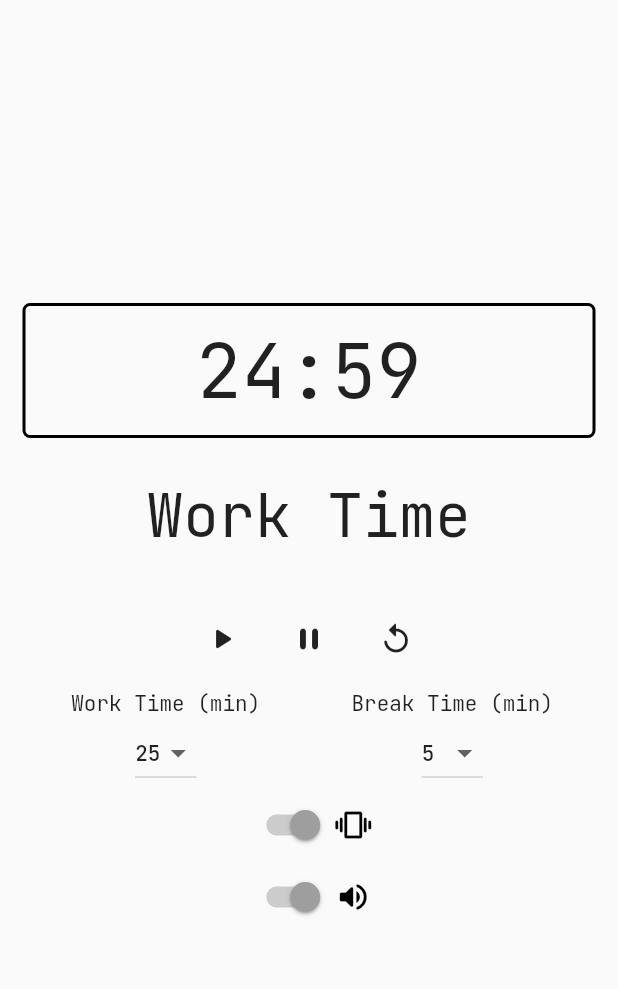
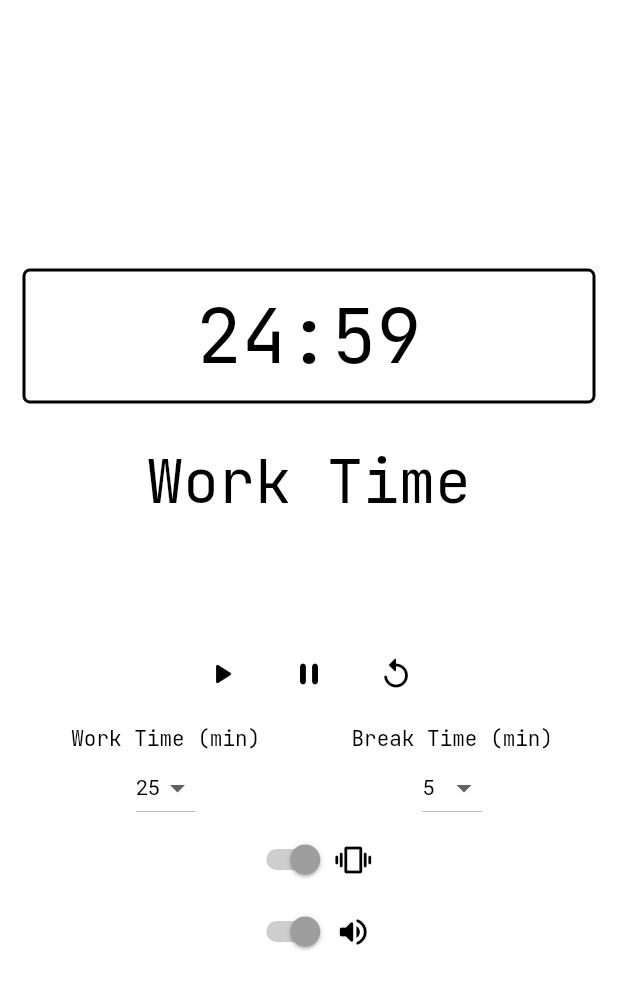
Before and after one commit to salohcin714/Flutter-Pomodoro, a Flutter app: the screen it shows after launch, after a tap on the "play arrow" icon, on a phone screen of 412 x 824 dp. Shown: the top 989 px of the screen. Run offline on Flutter 3.47's test engine with Material 2 defaults, Android fonts, the phone set to English and light mode, and no system bars; our stand-ins replace google_fonts, vibration, wakelock; missing offline and left inert: flutter_beep.

Commit message:
dark mode

```diff
--- a/lib/main.dart
+++ b/lib/main.dart
@@ -23,7 +23,19 @@ class MyApp extends StatelessWidget {
       debugShowCheckedModeBanner: false,
       theme: ThemeData(
         textTheme: GoogleFonts.jetBrainsMonoTextTheme(),
+        backgroundColor: Colors.white,
+        primaryColor: Colors.black,
+        iconTheme: const IconThemeData(color: Colors.black),
+        brightness: Brightness.light,
       ),
+      darkTheme: ThemeData(
+        textTheme: GoogleFonts.jetBrainsMonoTextTheme(),
+        backgroundColor: Colors.blueGrey.shade900,
+        primaryColor: Colors.white,
+        iconTheme: const IconThemeData(color: Colors.white),
+        brightness: Brightness.dark,
+      ),
+      themeMode: ThemeMode.system,
       home: const PomodoroClock(),
     );
   }
@@ -46,6 +58,15 @@ class _PomodoroClockState extends State<PomodoroClock> {
   Timer? _timer;
   bool _shouldVibrate = true;
   bool _shouldSound = true;
+  bool _canVibrate = false;
+
+  _PomodoroClockState() {
+    checkVibrate();
+  }
+
+  checkVibrate() async {
+    _canVibrate = (await Vibration.hasVibrator())!;
+  }
 
   String getTime(String val) {
     return leftPadding(val) + ':00';
@@ -89,7 +110,7 @@ class _PomodoroClockState extends State<PomodoroClock> {
             const Duration(
               seconds: 1,
             ),
-            countdown);
+            countdown,);
         _isPaused = false;
         _isPlaying = true;
       });
@@ -124,7 +145,7 @@ class _PomodoroClockState extends State<PomodoroClock> {
 
   void countdown(_) async {
     if (_currentTime == '00:00' && _isPlaying) {
-      if (_shouldVibrate) {
+      if (_shouldVibrate && _canVibrate) {
         Vibration.vibrate();
       }
       if (_shouldSound) {
@@ -179,6 +200,7 @@ class _PomodoroClockState extends State<PomodoroClock> {
   @override
   Widget build(BuildContext context) {
     return Scaffold(
+      backgroundColor: Theme.of(context).backgroundColor,
       body: SafeArea(
         child: Container(
           padding: const EdgeInsets.symmetric(vertical: 30, horizontal: 15),
@@ -216,7 +238,12 @@ class _PomodoroClockState extends State<PomodoroClock> {
                     Expanded(
                       child: Column(
                         children: [
-                          const Text('Work Time (min)'),
+                          Text(
+                            'Work Time (min)',
+                            style: TextStyle(
+                              color: Theme.of(context).primaryColor,
+                            ),
+                          ),
                           TimeSelect(
                               selected: int.parse(_workTime.substring(0, 2))
                                   .toString(),
@@ -227,7 +254,11 @@ class _PomodoroClockState extends State<PomodoroClock> {
                     Expanded(
                       child: Column(
                         children: [
-                          const Text('Break Time (min)'),
+                          Text(
+                            'Break Time (min)',
+                            style: TextStyle(
+                                color: Theme.of(context).primaryColor),
+                          ),
                           TimeSelect(
                               selected: int.parse(_breakTime.substring(0, 2))
                                   .toString(),
@@ -248,7 +279,7 @@ class _PomodoroClockState extends State<PomodoroClock> {
                     ),
                     Icon(
                       Icons.vibration_rounded,
-                      color: _shouldVibrate ? Colors.black : Colors.grey,
+                      color: _shouldVibrate ? Theme.of(context).primaryColor : Colors.grey,
                     )
                   ],
                 ),
@@ -265,7 +296,7 @@ class _PomodoroClockState extends State<PomodoroClock> {
                       _shouldSound
                           ? Icons.volume_up_rounded
                           : Icons.volume_mute_rounded,
-                      color: _shouldSound ? Colors.black : Colors.grey,
+                      color: _shouldSound ? Theme.of(context).primaryColor : Colors.grey,
                     )
                   ],
                 ),
--- a/lib/widgets/clock.dart
+++ b/lib/widgets/clock.dart
@@ -12,13 +12,17 @@ class Clock extends StatelessWidget {
       decoration: BoxDecoration(
         borderRadius: BorderRadius.circular(5),
         border: Border.all(
+          color: Theme.of(context).primaryColor,
           width: 2,
         ),
       ),
       child: Center(
         child: Text(
           currentTime,
-          style: const TextStyle(fontSize: 50),
+          style: TextStyle(
+            fontSize: 50,
+            color: Theme.of(context).primaryColor,
+          ),
         ),
       ),
     );
--- a/lib/widgets/label.dart
+++ b/lib/widgets/label.dart
@@ -25,35 +25,39 @@ class Label extends StatelessWidget {
           child: Center(
             child: Text(
               working ? 'Work Time' : 'Break Time',
-              style: const TextStyle(
+              style: TextStyle(
                 fontSize: 40,
+                color: Theme.of(context).primaryColor,
               ),
             ),
           ),
         ),
         AnimatedContainer(
           duration: const Duration(milliseconds: 100),
-          height: (((!paused && !playing) || (paused)) ? 60 : 0),
+          height: (((!paused && !playing) || (paused)) ? 60 : 46),
           padding: const EdgeInsets.symmetric(
             vertical: 10,
           ),
           child: Column(
             children: [
               if (!paused && !playing)
-                const Center(
+                Center(
                   child: Text(
                     'Press Play to Start',
                     style: TextStyle(
                       fontSize: 20,
+                      color: Theme.of(context).primaryColor,
+
                     ),
                   ),
                 ),
               if (paused)
-                const Center(
+                Center(
                   child: Text(
                     'Paused',
                     style: TextStyle(
                       fontSize: 20,
+                      color: Theme.of(context).primaryColor,
                     ),
                   ),
                 ),
--- a/lib/widgets/time_select.dart
+++ b/lib/widgets/time_select.dart
@@ -15,7 +15,9 @@ class TimeSelect extends StatelessWidget {
   @override
   Widget build(BuildContext context) {
     return DropdownButton(
-      style: Theme.of(context).textTheme.button,
+      style: TextStyle(
+        color: Theme.of(context).primaryColor,
+      ),
       borderRadius: BorderRadius.circular(5),
       value: selected,
       items: list.map<DropdownMenuItem<String>>((String value) {
```
